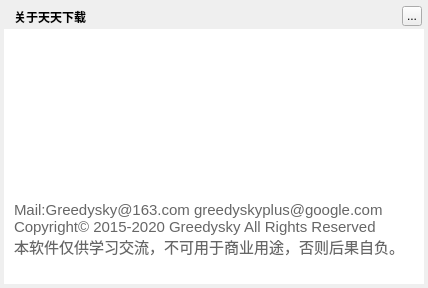
This is TTKModule/TTKWidget/downloadUiKits/downloadmessageaboutdialog.ui in Greedysky/TTKDownloader as Qt 5 draws it before an edit. The edited form follows.
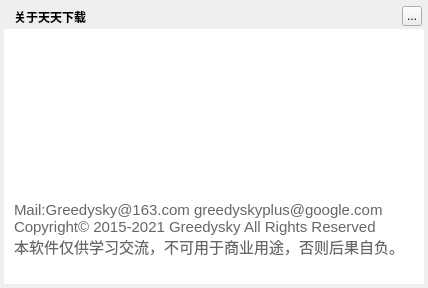
This is the edited form.

Commit message: refactor: Update copyright and format[479650]

```diff
--- a/TTKModule/TTKWidget/downloadUiKits/downloadmessageaboutdialog.ui
+++ b/TTKModule/TTKWidget/downloadUiKits/downloadmessageaboutdialog.ui
@@ -104,7 +104,7 @@
     </property>
     <property name="text">
      <string>Mail:Greedysky@163.com greedyskyplus@google.com
-Copyright© 2015-2020 Greedysky All Rights Reserved
+Copyright© 2015-2021 Greedysky All Rights Reserved
 本软件仅供学习交流，不可用于商业用途，否则后果自负。</string>
     </property>
    </widget>
```
The commit also changes 136 other files.
